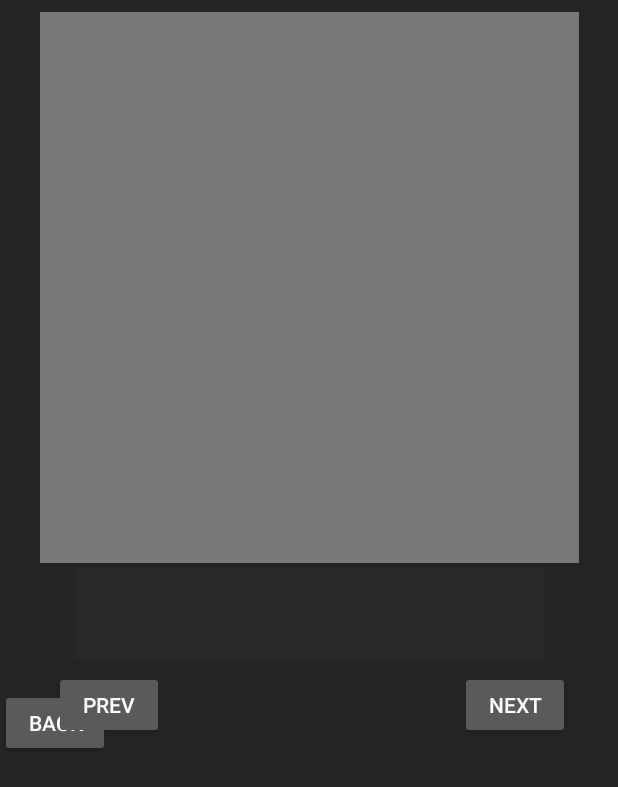
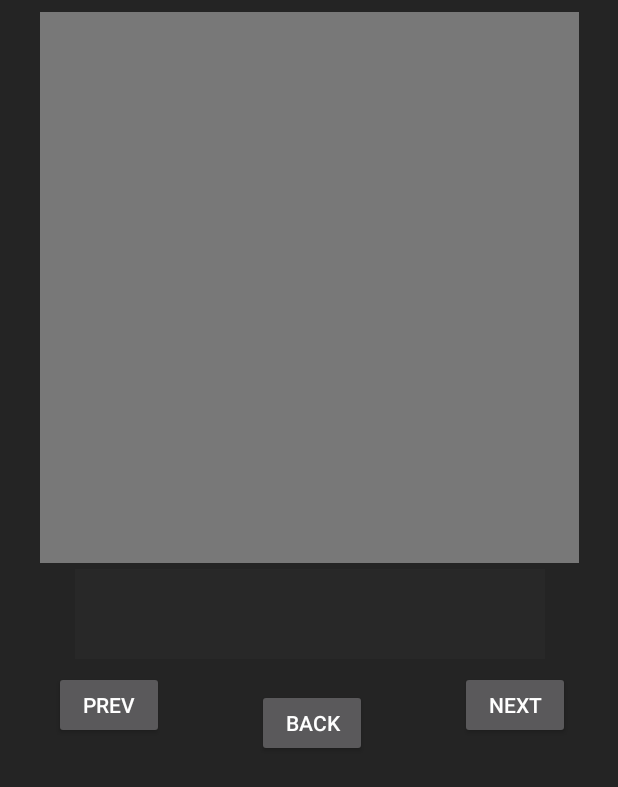
Before and after one commit to vanyarock01/PicWK, an Android app: the layout activity_about.xml on its own in the app's theme, with its tools: preview values and no code run, on a phone screen of 412 x 824 dp. Shown: the top 787 px of the screen. Run offline under Robolectric (Android 15) with nearby library versions, the phone set to English and light mode, and no system bars.

```diff
--- a/app/src/main/res/layout/activity_about.xml
+++ b/app/src/main/res/layout/activity_about.xml
@@ -26,11 +26,16 @@
         android:id="@+id/button2"
         android:layout_width="73dp"
         android:layout_height="45dp"
+        android:layout_marginEnd="8dp"
+        android:layout_marginLeft="8dp"
+        android:layout_marginRight="8dp"
+        android:layout_marginStart="8dp"
         android:layout_marginTop="20dp"
         android:onClick="back"
         android:text="Back"
-        app:layout_constraintTop_toBottomOf="@+id/textView4"
-        tools:layout_editor_absoluteX="156dp" />
+        app:layout_constraintEnd_toStartOf="@+id/button6"
+        app:layout_constraintStart_toEndOf="@+id/button5"
+        app:layout_constraintTop_toBottomOf="@+id/textView4" />
 
     <Button
         android:id="@+id/button5"
```
